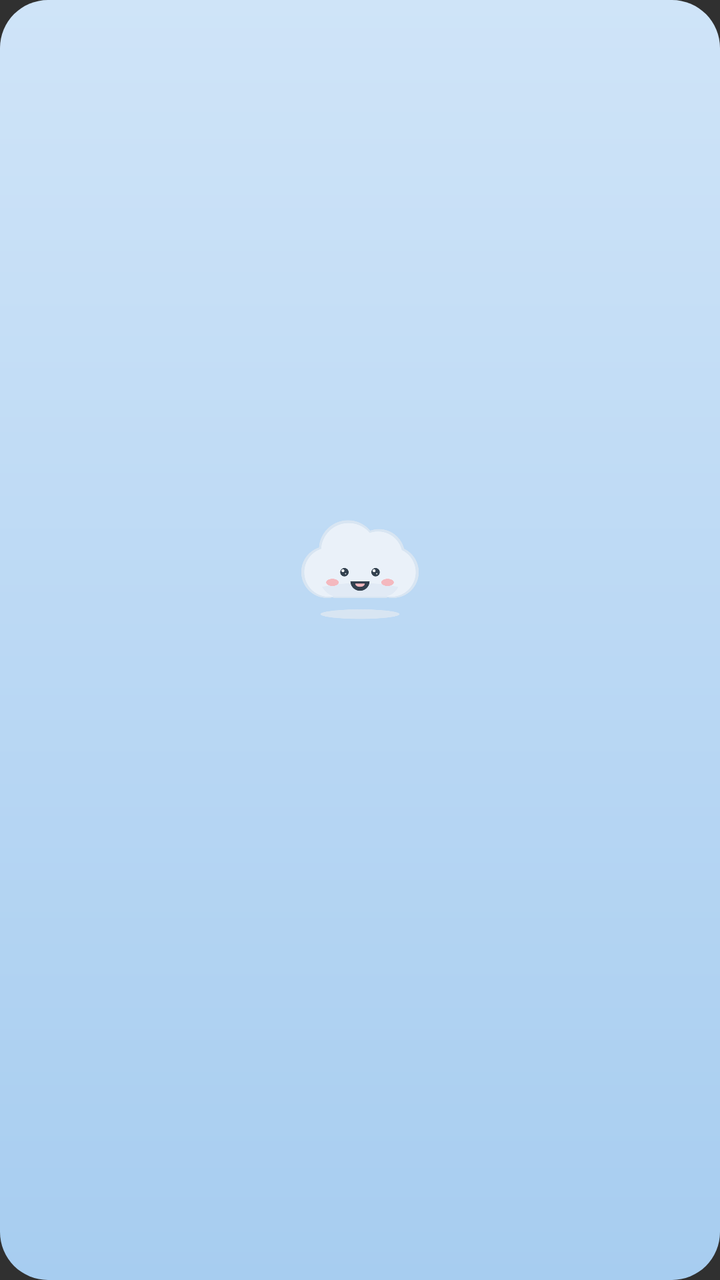
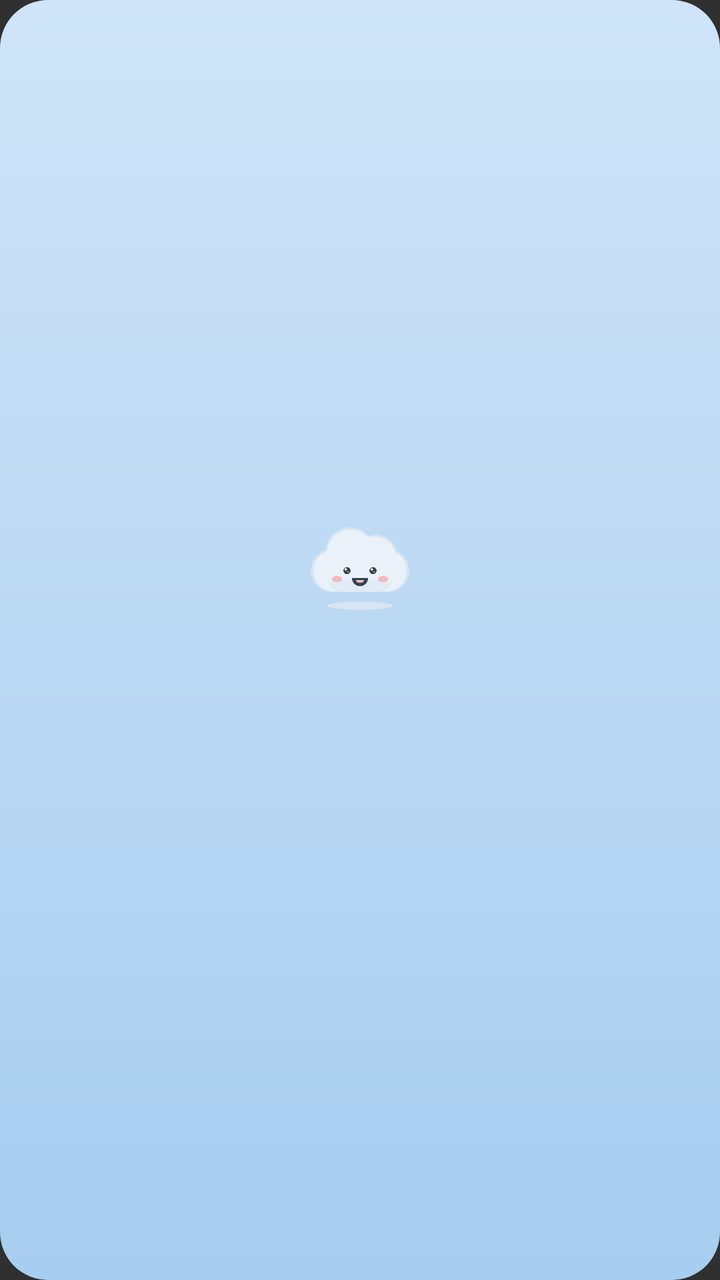

An Android layout rendered at two revisions. The XML below is the earlier revision; the diff shows what the commit changed to produce the second picture.
<!-- AndroidManifest.xml: application theme android:Theme.Material.NoActionBar -->
<!-- res/layout/widget_nuage.xml -->
<?xml version="1.0" encoding="utf-8"?>
<LinearLayout xmlns:android="http://schemas.android.com/apk/res/android"
    android:id="@+id/widget_root"
    android:layout_width="match_parent"
    android:layout_height="match_parent"
    android:orientation="vertical"
    android:gravity="center"
    android:padding="12dp"
    android:background="@drawable/widget_bg">

    <ImageView
        android:id="@+id/widget_nuage"
        android:layout_width="wrap_content"
        android:layout_height="60dp"
        android:adjustViewBounds="true"
        android:scaleType="fitCenter"
        android:src="@drawable/nuage_taquin_radieux"
        android:contentDescription="@null" />

    <TextView
        android:id="@+id/widget_temp"
        android:layout_width="wrap_content"
        android:layout_height="wrap_content"
        android:textSize="30sp"
        android:textStyle="bold"
        android:textColor="#33414F"
        android:layout_marginTop="2dp"
        android:text="" />

    <TextView
        android:id="@+id/widget_label"
        android:layout_width="wrap_content"
        android:layout_height="wrap_content"
        android:textSize="12sp"
        android:textColor="#33414F"
        android:text="" />

    <TextView
        android:id="@+id/widget_vanne"
        android:layout_width="match_parent"
        android:layout_height="wrap_content"
        android:textSize="11sp"
        android:textStyle="italic"
        android:textColor="#4A5A6A"
        android:gravity="center"
        android:maxLines="2"
        android:ellipsize="end"
        android:layout_marginTop="4dp"
        android:text="" />
</LinearLayout>
<!-- resources referenced by this layout -->
<resources>
  <!-- drawable nuage_taquin_radieux: png bitmap (drawable-nodpi, 22315 bytes) -->
  <!-- drawable widget_bg (drawable) -->
  <?xml version="1.0" encoding="utf-8"?>
  <shape xmlns:android="http://schemas.android.com/apk/res/android" android:shape="rectangle">
      <corners android:radius="24dp" />
      <gradient android:angle="270" android:startColor="#CFE4F8" android:endColor="#A7CDF0" />
  </shape>
</resources>

<!-- the commit's change to res/layout/widget_nuage.xml (unified diff, before → after) -->
@@ -8,11 +8,11 @@
     android:padding="12dp"
     android:background="@drawable/widget_bg">
 
+    
     <ImageView
         android:id="@+id/widget_nuage"
-        android:layout_width="wrap_content"
-        android:layout_height="60dp"
-        android:adjustViewBounds="true"
+        android:layout_width="64dp"
+        android:layout_height="64dp"
         android:scaleType="fitCenter"
         android:src="@drawable/nuage_taquin_radieux"
         android:contentDescription="@null" />
